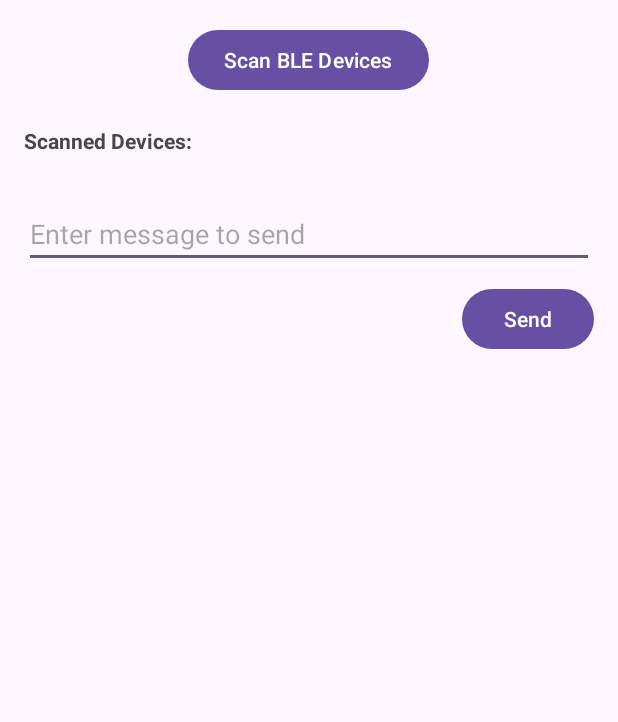
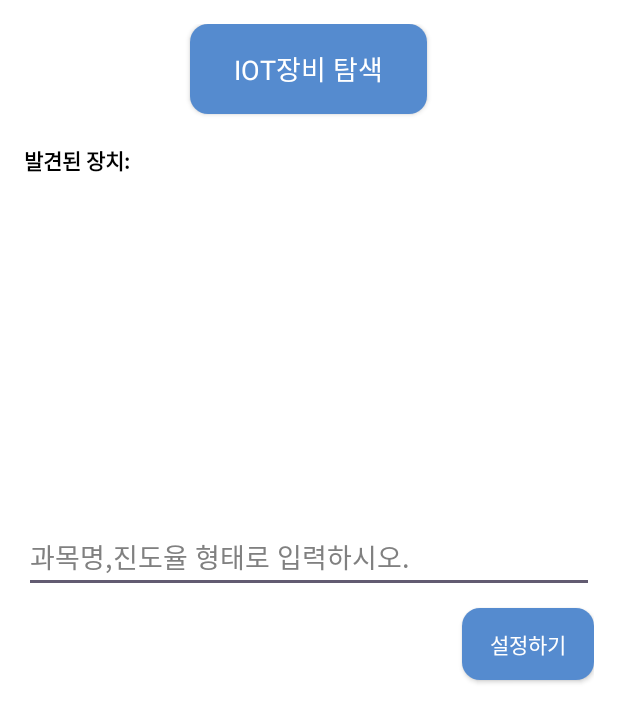
Before and after one commit to NC4FinalProject/NC4FinalProject_MobileAndArduino, an Android app: the screen it shows after launch (MainActivity), on a phone screen of 412 x 824 dp. Shown: the top 722 px of the screen. Run offline under Robolectric (Android 15) with nearby library versions, the phone set to English and light mode, and no system bars.

Commit message:
feat: 블루투스 페이지 보기 좋게 수정

```diff
--- a/app/src/main/java/com/bitcamp/nc4_all/MainActivity.java
+++ b/app/src/main/java/com/bitcamp/nc4_all/MainActivity.java
@@ -14,10 +14,12 @@ import android.content.Context;
 import android.content.Intent;
 import android.content.IntentFilter;
 import android.content.pm.PackageManager;
+import android.graphics.Color;
 import android.os.Bundle;
 import android.os.Handler;
 import android.util.Log;
 import android.view.View;
+import android.view.ViewGroup;
 import android.widget.AdapterView;
 import android.widget.ArrayAdapter;
 import android.widget.Button;
@@ -66,6 +68,7 @@ public class MainActivity extends AppCompatActivity {
                 Manifest.permission.BLUETOOTH,
                 Manifest.permission.BLUETOOTH_ADMIN,
                 Manifest.permission.BLUETOOTH_SCAN,
+                Manifest.permission.BLUETOOTH_CONNECT,
                 Manifest.permission.INTERNET
         };
         ActivityCompat.requestPermissions(MainActivity.this, permission_list, 1);
@@ -140,6 +143,7 @@ public class MainActivity extends AppCompatActivity {
         });
     }
 
+    // 블루투스 스캔 로직
     private void startBLEScan() {
         deviceNames.clear();
         updateDeviceListUI();
@@ -163,7 +167,17 @@ public class MainActivity extends AppCompatActivity {
 
     private void updateDeviceListUI() {
         // ArrayAdapter를 사용하여 리스트뷰 갱신
-        ArrayAdapter<String> adapter = new ArrayAdapter<>(this, android.R.layout.simple_list_item_1, deviceNames);
+        ArrayAdapter<String> adapter = new ArrayAdapter<String>(this, android.R.layout.simple_list_item_1, deviceNames){
+            @Override
+            public View getView(int position, View convertView, ViewGroup parent) {
+                View view = super.getView(position, convertView, parent);
+                TextView tv = (TextView)view.findViewById(android.R.id.text1);
+                tv.setTextColor(Color.BLACK);
+                return view;
+            }
+        };
+
+
         lvDeviceNames.setAdapter(adapter);
     }
 
--- /dev/null
+++ b/app/src/main/res/drawable/button_round.xml
@@ -0,0 +1,11 @@
+<?xml version="1.0" encoding="utf-8"?>
+<shape xmlns:android="http://schemas.android.com/apk/res/android"
+    android:padding="10dp"
+    android:shape="rectangle" >
+    <solid android:color="#558BCF" />
+    <corners
+        android:bottomLeftRadius="12dp"
+        android:bottomRightRadius="12dp"
+        android:topLeftRadius="12dp"
+        android:topRightRadius="12dp" />
+</shape>
--- /dev/null
+++ b/app/src/main/res/font/pretendard.xml
@@ -0,0 +1,9 @@
+<?xml version="1.0" encoding="utf-8"?>
+<font-family xmlns:android="http://schemas.android.com/apk/res/android">
+
+    <font
+        android:fontStyle="normal"
+        android:fontWeight="400"
+        android:font="@font/pretendard_medium"
+        />
+</font-family>
--- a/app/src/main/res/layout/activity_main.xml
+++ b/app/src/main/res/layout/activity_main.xml
@@ -1,15 +1,23 @@
 <?xml version="1.0" encoding="utf-8"?>
 <RelativeLayout xmlns:android="http://schemas.android.com/apk/res/android"
+    xmlns:app="http://schemas.android.com/apk/res-auto"
+    xmlns:tools="http://schemas.android.com/tools"
+    tools:context=".MainActivity"
     android:layout_width="match_parent"
     android:layout_height="match_parent"
-    android:padding="16dp">
+    android:background="#ffffff"
+    android:paddingHorizontal="16dp"
+    android:paddingTop="16dp">
 
-    <Button
+    <android.widget.Button
         android:id="@+id/btn_scan"
-        android:layout_width="wrap_content"
-        android:layout_height="wrap_content"
-        android:text="Scan BLE Devices"
-        android:layout_centerHorizontal="true"/>
+        android:layout_width="158dp"
+        android:layout_height="60dp"
+        android:layout_centerHorizontal="true"
+        android:background="@drawable/button_round"
+        android:text="IOT장비 탐색"
+        android:textAppearance="@style/TextAppearance.AppCompat.Medium"
+        android:textColor="#FFFFFF"/>
 
     <TextView
         android:id="@+id/tv_device_list"
@@ -17,13 +25,14 @@
         android:layout_height="wrap_content"
         android:layout_below="@id/btn_scan"
         android:layout_marginTop="20dp"
-        android:text="Scanned Devices:"
+        android:textColor="#FF000000"
+        android:text="발견된 장치:"
         android:textStyle="bold"/>
 
     <ListView
         android:id="@+id/lv_device_names"
         android:layout_width="match_parent"
-        android:layout_height="wrap_content"
+        android:layout_height="200dp"
         android:layout_below="@id/tv_device_list"
         android:layout_marginTop="10dp"/>
 
@@ -33,15 +42,19 @@
         android:layout_height="wrap_content"
         android:layout_below="@id/lv_device_names"
         android:layout_marginTop="20dp"
-        android:hint="Enter message to send"/>
+        android:textColorHint="#FF808080"
+        android:textColor="#FF000000"
+        android:hint="과목명,진도율 형태로 입력하시오."/>
 
-    <Button
+    <android.widget.Button
         android:id="@+id/btn_send"
         android:layout_width="wrap_content"
         android:layout_height="wrap_content"
-        android:text="Send"
+        android:text="설정하기"
+        android:background="@drawable/button_round"
         android:layout_below="@id/et_message"
         android:layout_marginTop="10dp"
+        android:textColor="#FFFFFF"
         android:layout_alignParentEnd="true"/>
 
 </RelativeLayout>
--- a/app/src/main/res/values-night/themes.xml
+++ b/app/src/main/res/values-night/themes.xml
@@ -1,6 +1,9 @@
 <resources xmlns:tools="http://schemas.android.com/tools">
     <!-- Base application theme. -->
     <style name="Base.Theme.Nc4_all" parent="Theme.Material3.DayNight.NoActionBar">
+        <item name="windowNoTitle">true</item>
+        <item name="android:windowFullscreen">true</item>
+        <item name="colorPrimaryDark">@color/white</item>
         <!-- Customize your dark theme here. -->
         <!-- <item name="colorPrimary">@color/my_dark_primary</item> -->
     </style>
--- a/app/src/main/res/values/colors.xml
+++ b/app/src/main/res/values/colors.xml
@@ -1,5 +1,6 @@
 <?xml version="1.0" encoding="utf-8"?>
 <resources>
+    <color name="colorPrimary">#558BCF</color>
     <color name="black">#FF000000</color>
     <color name="white">#FFFFFFFF</color>
 </resources>
--- a/app/src/main/res/values/themes.xml
+++ b/app/src/main/res/values/themes.xml
@@ -1,8 +1,9 @@
 <resources xmlns:tools="http://schemas.android.com/tools">
     <!-- Base application theme. -->
     <style name="Base.Theme.Nc4_all" parent="Theme.Material3.DayNight.NoActionBar">
-        <!-- Customize your light theme here. -->
-        <!-- <item name="colorPrimary">@color/my_light_primary</item> -->
+        <item name="windowNoTitle">true</item>
+        <item name="android:windowFullscreen">true</item>
+        <item name="colorPrimary">@color/white</item>
     </style>
 
     <style name="Theme.Nc4_all" parent="Base.Theme.Nc4_all" />
```
Also changed, not shown: app/src/main/res/drawable/nc4_icon.jpg (added), app/src/main/res/drawable/nc4_logo.png (added), 1 other file.
